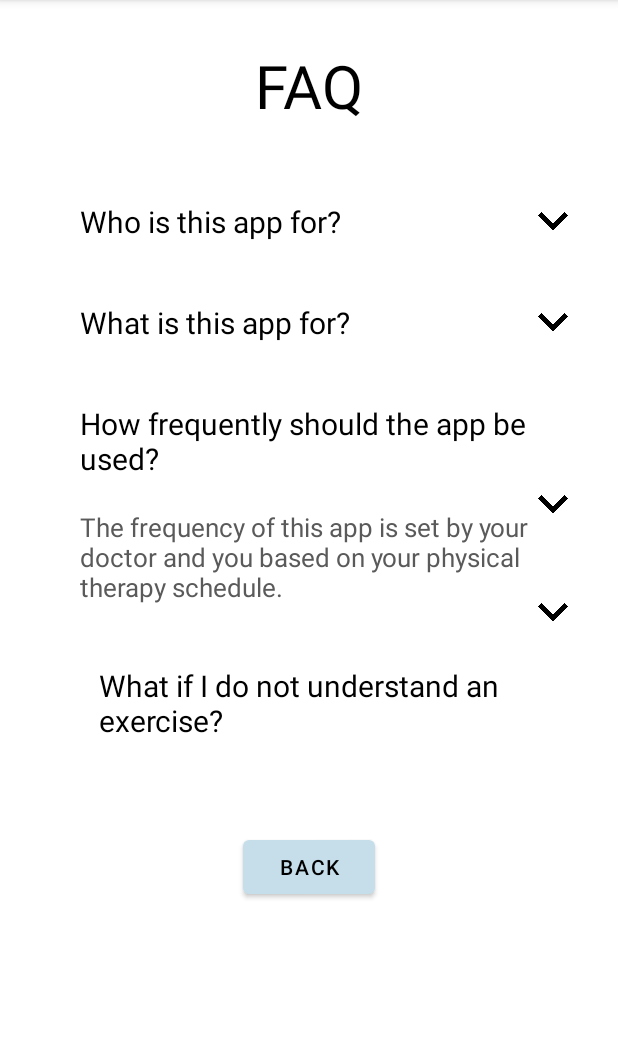
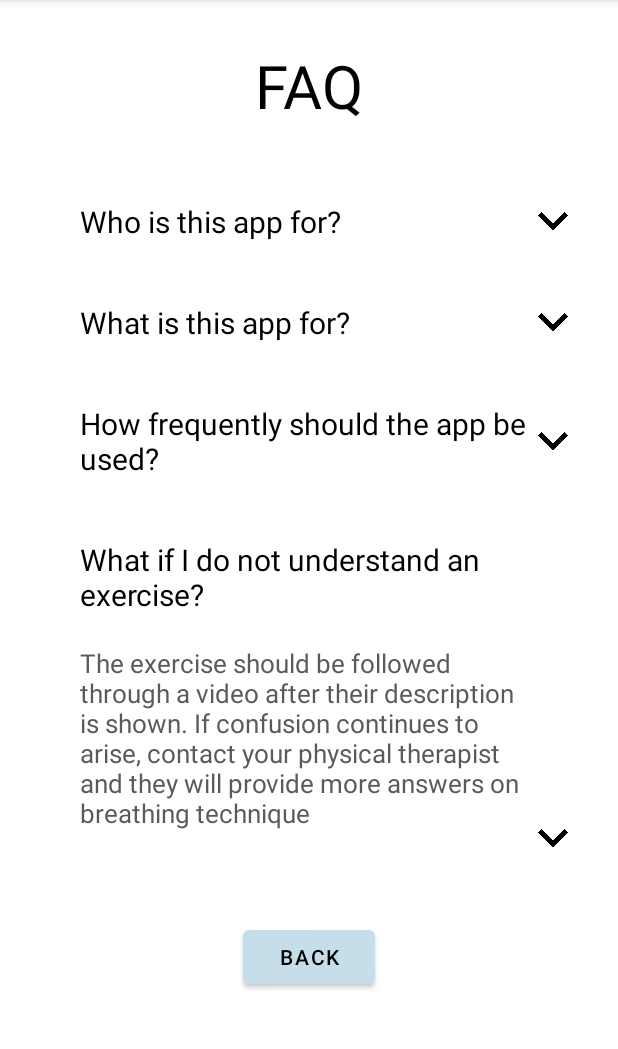
Before and after one commit to yuanc0000/BTHomePage-Android, an Android app: the FaqActivity screen opened directly, with no data from a screen before it, after a tap on an icon or button, on a phone screen of 412 x 824 dp, the part 84-1133 px from its top. Run offline under Robolectric (Android 15) with nearby library versions, the phone set to English and light mode, and no system bars.

Commit message:
Fixed the bug in faq page

```diff
--- a/app/src/main/java/com/example/bthomepage/FaqActivity.java
+++ b/app/src/main/java/com/example/bthomepage/FaqActivity.java
@@ -150,14 +150,14 @@ public class FaqActivity extends AppCompatActivity {
     }
 
     private void show4() {
-        f3.setVisibility(View.VISIBLE);
-        up3.setVisibility(View.VISIBLE);
+        f4.setVisibility(View.VISIBLE);
+        up4.setVisibility(View.VISIBLE);
         findViewById(R.id.down4).setVisibility(View.GONE);
     }
 
     private void hide4() {
-        f3.setVisibility(View.GONE);
-        up3.setVisibility(View.GONE);
+        f4.setVisibility(View.GONE);
+        up4.setVisibility(View.GONE);
         findViewById(R.id.down4).setVisibility(View.VISIBLE);
     }
 
--- a/app/src/main/res/layout/activity_faq_expandable.xml
+++ b/app/src/main/res/layout/activity_faq_expandable.xml
@@ -218,10 +218,10 @@
             android:id="@+id/down4"
             android:layout_width="20dp"
             android:layout_height="20dp"
-            android:src="@drawable/expand"
+            android:layout_centerVertical="true"
+            android:layout_marginStart="5dp"
             android:layout_toEndOf="@+id/q4"
-            android:layout_centerVertical="true"
-            android:layout_marginStart="5dp" />
+            android:src="@drawable/expand" />
 
         <TextView
             android:visibility="gone"
```
